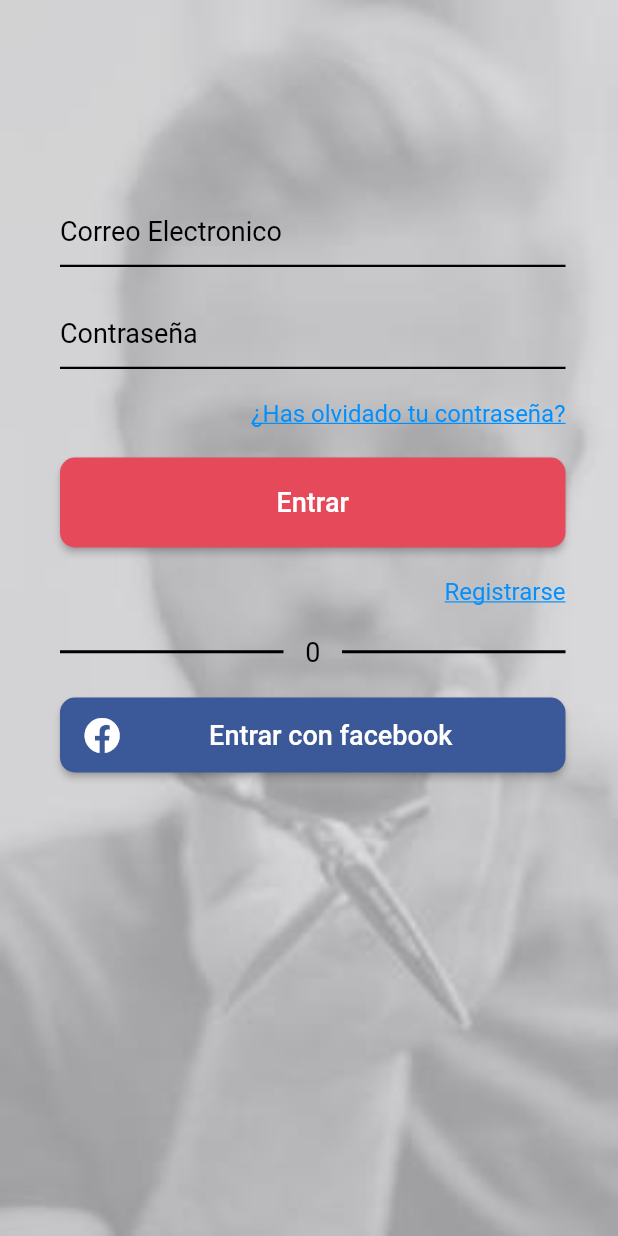
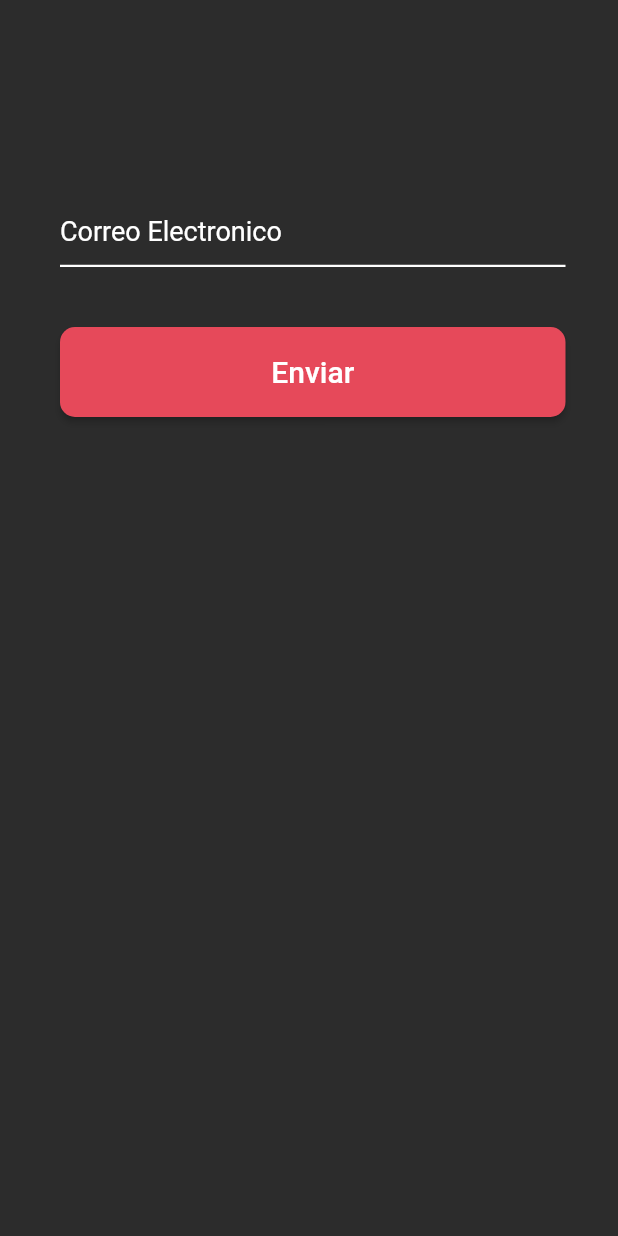
Before and after one commit to Canarygo1/cutHair, a Flutter app: the login screen opened directly, after a tap on "¿Has olvidado tu contraseña?", on a phone screen of 412 x 824 dp. Run offline on Flutter 3.47's test engine with Material 2 defaults, Android fonts, the phone set to English and light mode, and no system bars; our stand-ins replace firebase_auth, font_awesome_flutter, toast; accounts and stored records are empty.

Commit message:
Funcionamiento por completo para cambiar contraseña en caso de olvido

```diff
--- a/lib/login.dart
+++ b/lib/login.dart
@@ -1,9 +1,11 @@
+import 'package:cuthair/resertPassword.dart';
 import 'package:flutter/material.dart';
 import 'package:flutter/widgets.dart';
 import 'package:font_awesome_flutter/font_awesome_flutter.dart';
 import 'loginCode.dart';
 import 'register.dart';
 import 'globalMethods.dart';
+import 'resertPassword.dart';
 
 class login extends StatelessWidget {
 
@@ -56,12 +58,12 @@ class login extends StatelessWidget {
     );
   }
 
-  Widget TextForgetPassword(){
+  Widget TextForgetPassword(BuildContext context){
     return Container(
       padding: EdgeInsets.fromLTRB(40.0, 0.0, 35.0, 20.0),
       child: GestureDetector(
         onTap: (){
-
+          globalMethods().pushPage(context, resetPassword());
         },
         child: Text(
           '¿Has olvidado tu contraseña?',
@@ -206,7 +208,7 @@ class login extends StatelessWidget {
           children: <Widget>[
             emailTextField(),
             passWordTextField(),
-            TextForgetPassword(),
+            TextForgetPassword(context),
             buttonLoginIn(context),
             TextRegister(context),
             lineDivisor(),
--- a/lib/register.dart
+++ b/lib/register.dart
@@ -3,6 +3,7 @@ import 'package:flutter/material.dart';
 import 'package:flutter/widgets.dart';
 import 'registerCode.dart';
 import 'globalMethods.dart';
+
 class register extends StatelessWidget {
 
   TextEditingController nombre = TextEditingController();
@@ -218,6 +219,7 @@ class register extends StatelessWidget {
   @override
   Widget build(BuildContext context) {
     return Scaffold(
+      resizeToAvoidBottomInset : false,
       body: Form(
         key: keyForm,
         child: Container(
--- /dev/null
+++ b/lib/resertPassword.dart
@@ -0,0 +1,90 @@
+import 'package:cuthair/login.dart';
+import 'package:firebase_auth/firebase_auth.dart';
+import 'package:flutter/material.dart';
+import 'package:toast/toast.dart';
+import 'globalMethods.dart';
+
+class resetPassword extends StatelessWidget {
+
+  TextEditingController emailControler = TextEditingController();
+  final FirebaseAuth auth = FirebaseAuth.instance;
+
+  Future<void> changePassword() async {
+    await auth.sendPasswordResetEmail(email: emailControler.text.toString());
+  }
+
+  @override
+  Widget build(BuildContext context) {
+    return Scaffold(
+      resizeToAvoidBottomInset: false,
+      body: Container(
+        color: Color.fromRGBO(300, 300, 300, 1),
+        child: ListView(
+          children: <Widget>[
+            emailTextField(),
+            botonEnviarCorreo(context),
+          ],
+        ),
+      ),
+    );
+  }
+
+  Widget emailTextField() {
+    return Padding(
+      padding: const EdgeInsets.fromLTRB(40.0, 130.0, 35.0, 20.0),
+      child: TextFormField(
+        controller: emailControler,
+        decoration: InputDecoration(
+          hintText: 'Correo Electronico',
+          enabledBorder: const UnderlineInputBorder(
+            borderSide: const BorderSide(color: Colors.white, width: 1.5),
+          ),
+          hintStyle: TextStyle(
+            color: Colors.white,
+            fontSize: 18.0,
+          ),
+        ),
+        style: TextStyle(
+          color: Colors.white,
+          fontSize: 18.0,
+        ),
+      ),
+    );
+  }
+
+  Widget botonEnviarCorreo(BuildContext context){
+    return Container(
+      padding: const EdgeInsets.fromLTRB(40.0, 20.0, 35.0, 20.0),
+      child: ButtonTheme(
+        child: RaisedButton(
+          child: Text(
+            'Enviar',
+            style: TextStyle(
+              color: Colors.white,
+              fontSize: 20.0,
+            ),
+          ),
+          onPressed: (){
+            changePassword();
+            globalMethods().pushPage(context, login());
+            Toast.show(
+            'Se ha enviado un correo a este email',
+            context,
+              gravity: Toast.BOTTOM,
+              textColor: Colors.black,
+              duration: Toast.LENGTH_LONG,
+              backgroundColor: Color.fromRGBO(230, 73, 90, 1),
+            );
+          },
+          shape: RoundedRectangleBorder(
+            borderRadius: new BorderRadius.circular(10.0),
+          ),
+        ),
+        height: 60.0,
+        buttonColor: Color.fromRGBO(230, 73, 90, 1),
+      ),
+    );
+  }
+
+
+}
```
